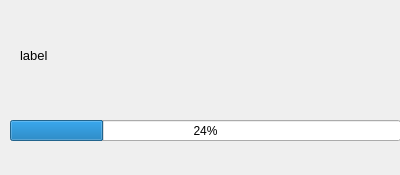
Before: the Qt Designer form PRAGA/formInfo.ui in gaowudao/CRITERIA3D, drawn with Qt 5.
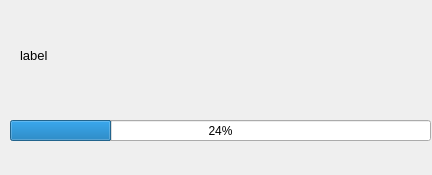
After: the same form once the commit is applied.

Diff of the .ui file:
```diff
--- a/PRAGA/formInfo.ui
+++ b/PRAGA/formInfo.ui
@@ -6,7 +6,7 @@
    <rect>
     <x>0</x>
     <y>0</y>
-    <width>400</width>
+    <width>432</width>
     <height>175</height>
    </rect>
   </property>
@@ -36,7 +36,7 @@
     <rect>
      <x>10</x>
      <y>120</y>
-     <width>391</width>
+     <width>421</width>
      <height>21</height>
     </rect>
    </property>
```
